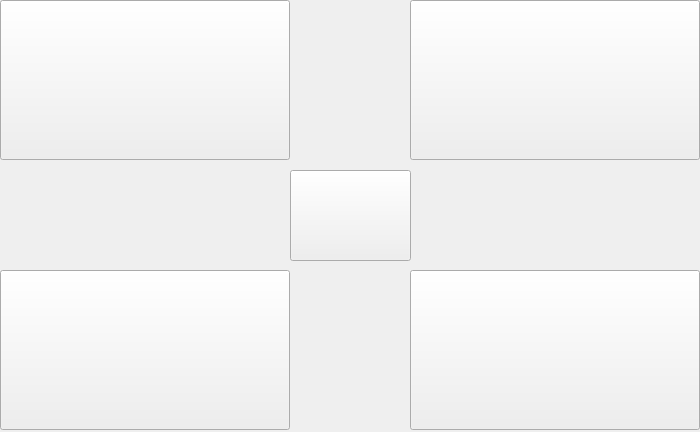
Old version of the form realProgect/dailymsy.ui in the repository Arthur381/QTproject.
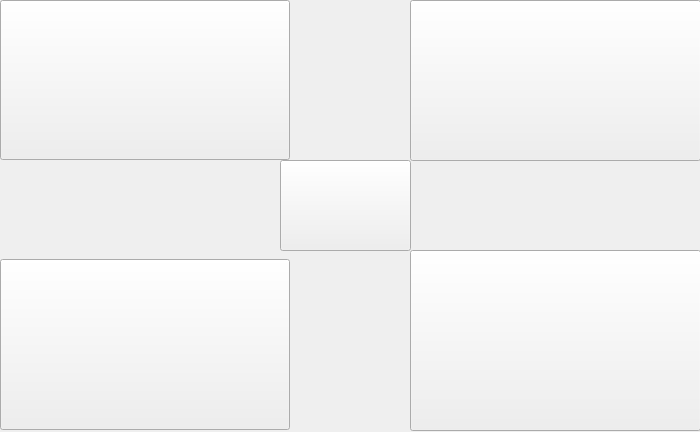
New version of the form.

```diff
--- a/realProgect/dailymsy.ui
+++ b/realProgect/dailymsy.ui
@@ -43,8 +43,6 @@
     <rect>
      <x>410</x>
      <y>0</y>
-     <width>290</width>
-     <height>160</height>
      <width>291</width>
      <height>161</height>
     </rect>
@@ -57,9 +55,9 @@
    <property name="geometry">
     <rect>
      <x>0</x>
-     <y>270</y>
+     <y>259</y>
      <width>290</width>
-     <height>160</height>
+     <height>171</height>
     </rect>
    </property>
    <property name="text">
@@ -70,10 +68,6 @@
    <property name="geometry">
     <rect>
      <x>410</x>
-     <y>270</y>
-     <width>290</width>
-     <height>160</height>
-     <x>410</x>
      <y>250</y>
      <width>291</width>
      <height>181</height>
@@ -86,9 +80,6 @@
   <widget class="QPushButton" name="allIn">
    <property name="geometry">
     <rect>
-     <x>290</x>
-     <y>170</y>
-     <width>121</width>
      <x>280</x>
      <y>160</y>
      <width>131</width>
```
